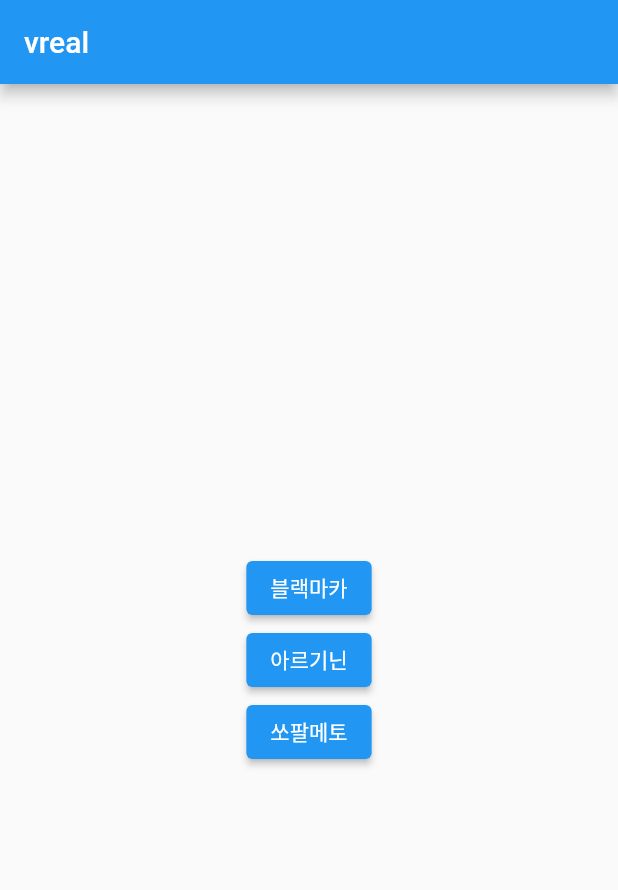
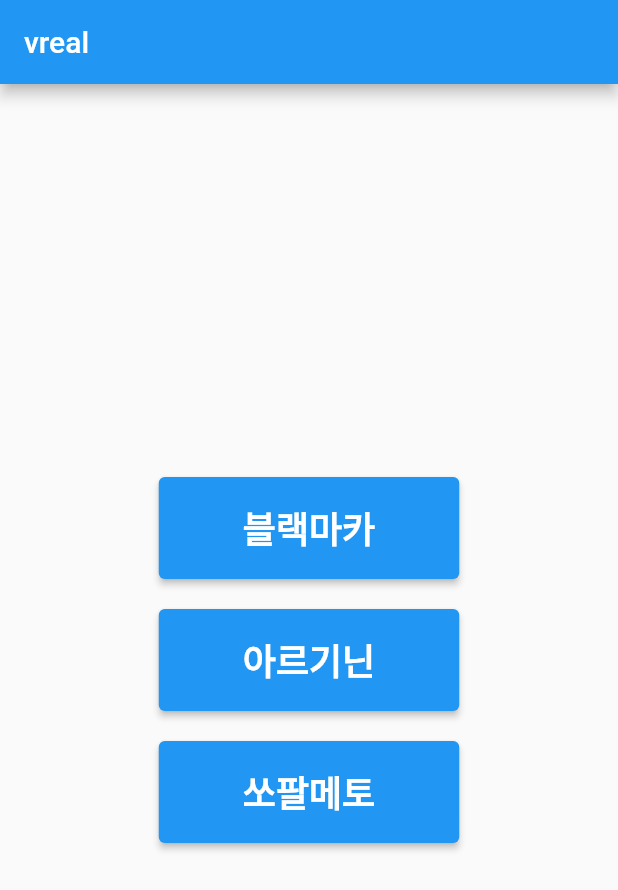
Before and after one commit to sohnsmith/vreal0.1, a Flutter app: the screen it shows after launch, on a phone screen of 412 x 824 dp. Shown: the top 890 px of the screen. Run offline on Flutter 3.47's test engine with Material 2 defaults, Android fonts, the phone set to English and light mode, and no system bars.

Commit message:
fix 0425_2156

```diff
--- a/lib/src/app.dart
+++ b/lib/src/app.dart
@@ -7,15 +7,44 @@ class App extends StatelessWidget {
   Widget build(BuildContext context) {
     return Scaffold(
       appBar: AppBar(
-        title: Text('vreal'),
+        title: const Text('vreal'),
       ),
       body: Center(
         child: Column(
           mainAxisAlignment: MainAxisAlignment.center,
           children: [
-            ElevatedButton(onPressed: () {}, child: Text('블랙마카')),
-            ElevatedButton(onPressed: () {}, child: Text('아르기닌')),
-            ElevatedButton(onPressed: () {}, child: Text('쏘팔메토')),
+            ElevatedButton(
+              onPressed: () {},
+              child: const Padding(
+                padding: EdgeInsets.symmetric(vertical: 16, horizontal: 40),
+                child: Text(
+                  '블랙마카',
+                  style: TextStyle(fontSize: 24, fontWeight: FontWeight.bold),
+                ),
+              ),
+            ),
+            SizedBox(height: 20),
+            ElevatedButton(
+              onPressed: () {},
+              child: const Padding(
+                padding: EdgeInsets.symmetric(vertical: 16, horizontal: 40),
+                child: Text(
+                  '아르기닌',
+                  style: TextStyle(fontSize: 24, fontWeight: FontWeight.bold),
+                ),
+              ),
+            ),
+            SizedBox(height: 20),
+            ElevatedButton(
+              onPressed: () {},
+              child: const Padding(
+                padding: EdgeInsets.symmetric(vertical: 16, horizontal: 40),
+                child: Text(
+                  '쏘팔메토',
+                  style: TextStyle(fontSize: 24, fontWeight: FontWeight.bold),
+                ),
+              ),
+            ),
           ],
         ),
       ),
```
